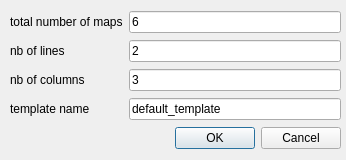
First picture: the form in gui/create_template.ui, repository danduk82/areapp-bilddocu, before the edit.
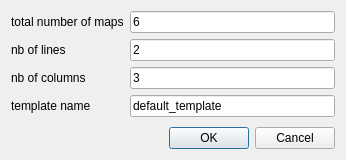
Second picture: the form after the edit.

Commit message: prettify layout

What changed in the file:
```diff
--- a/gui/create_template.ui
+++ b/gui/create_template.ui
@@ -13,16 +13,23 @@
   <property name="windowTitle">
    <string>Dialog</string>
   </property>
-  <widget class="QWidget" name="gridLayoutWidget">
-   <property name="geometry">
-    <rect>
-     <x>10</x>
-     <y>10</y>
-     <width>331</width>
-     <height>142</height>
-    </rect>
-   </property>
-   <layout class="QGridLayout" name="gridLayout">
+  <layout class="QVBoxLayout" name="verticalLayout">
+   <item>
+    <layout class="QFormLayout" name="formLayout">
+     <item row="0" column="0">
+      <widget class="QLabel" name="label_3">
+       <property name="text">
+        <string>total number of maps</string>
+       </property>
+      </widget>
+     </item>
+     <item row="0" column="1">
+      <widget class="QLineEdit" name="nbMapsLineEdit">
+       <property name="text">
+        <string>6</string>
+       </property>
+      </widget>
+     </item>
     <item row="1" column="0">
      <widget class="QLabel" name="label">
       <property name="text">
@@ -30,27 +37,6 @@
       </property>
      </widget>
     </item>
-    <item row="3" column="1">
-     <widget class="QLineEdit" name="templateNameLineEdit">
-      <property name="text">
-       <string>default_template</string>
-      </property>
-     </widget>
-    </item>
-    <item row="3" column="0">
-     <widget class="QLabel" name="label_4">
-      <property name="text">
-       <string>template name</string>
-      </property>
-     </widget>
-    </item>
-    <item row="2" column="0">
-     <widget class="QLabel" name="label_2">
-      <property name="text">
-       <string>nb of columns</string>
-      </property>
-     </widget>
-    </item>
     <item row="1" column="1">
      <widget class="QLineEdit" name="nbLinesLineEdit">
       <property name="text">
@@ -58,10 +44,10 @@
       </property>
      </widget>
     </item>
-    <item row="0" column="1">
-     <widget class="QLineEdit" name="nbMapsLineEdit">
+     <item row="2" column="0">
+      <widget class="QLabel" name="label_2">
       <property name="text">
-       <string>6</string>
+        <string>nb of columns</string>
       </property>
      </widget>
     </item>
@@ -72,14 +58,23 @@
       </property>
      </widget>
     </item>
-    <item row="0" column="0">
-     <widget class="QLabel" name="label_3">
+     <item row="3" column="0">
+      <widget class="QLabel" name="label_4">
       <property name="text">
-       <string>total number of maps</string>
+        <string>template name</string>
       </property>
      </widget>
     </item>
-    <item row="4" column="1">
+     <item row="3" column="1">
+      <widget class="QLineEdit" name="templateNameLineEdit">
+       <property name="text">
+        <string>default_template</string>
+       </property>
+      </widget>
+     </item>
+    </layout>
+   </item>
+   <item>
      <widget class="QDialogButtonBox" name="createTemplateDialogButton">
       <property name="layoutDirection">
        <enum>Qt::LeftToRight</enum>
@@ -90,7 +85,6 @@
      </widget>
     </item>
    </layout>
-  </widget>
  </widget>
  <resources/>
  <connections>
```
Lines whose indentation alone changed are shown as unchanged. The commit also changes 4 other files.
